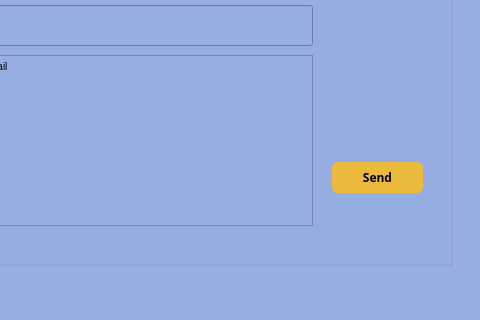
Before: the Qt Designer form dialog.ui in ajroudamira/Smart-radio-2A21, drawn with Qt 5; both pictures show x 118 to 598 and y 105 to 425 of the 598 by 425 pixel window.
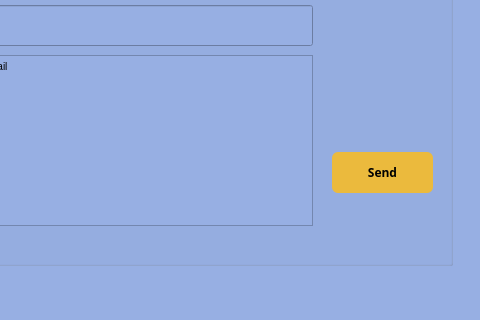
After: the same form once the commit is applied.

The edit to the form file:
```diff
--- a/dialog.ui
+++ b/dialog.ui
@@ -93,9 +93,9 @@
      <property name="geometry">
       <rect>
        <x>430</x>
-       <y>267</y>
-       <width>91</width>
-       <height>31</height>
+       <y>257</y>
+       <width>101</width>
+       <height>41</height>
       </rect>
      </property>
      <property name="font">
```
